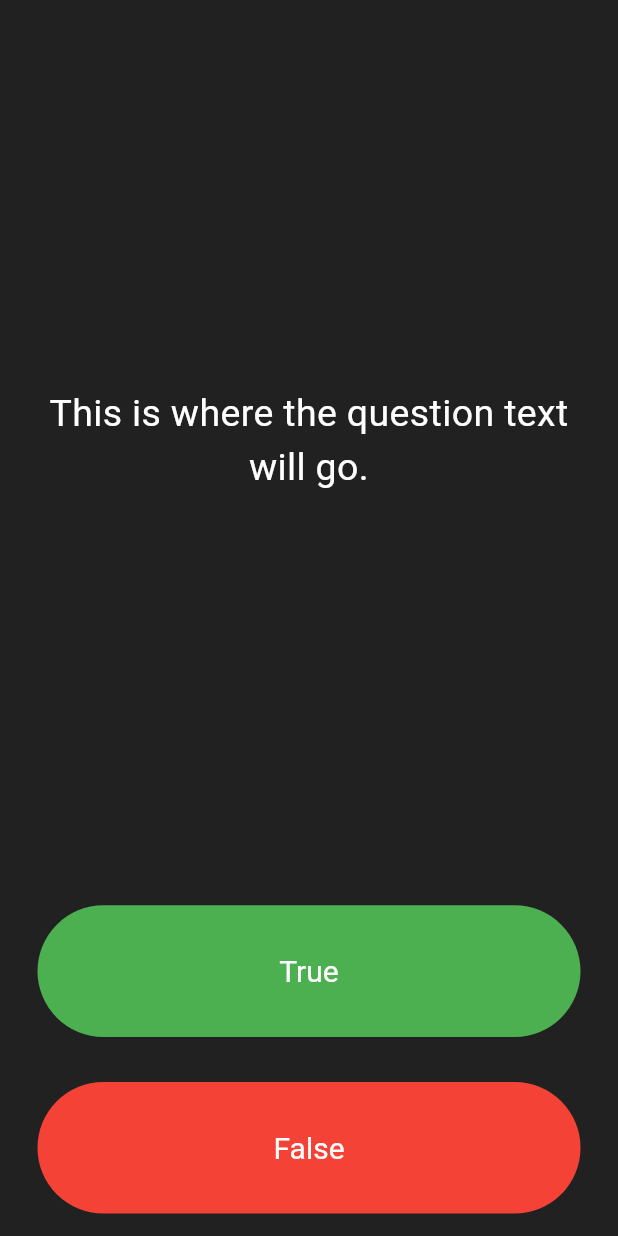
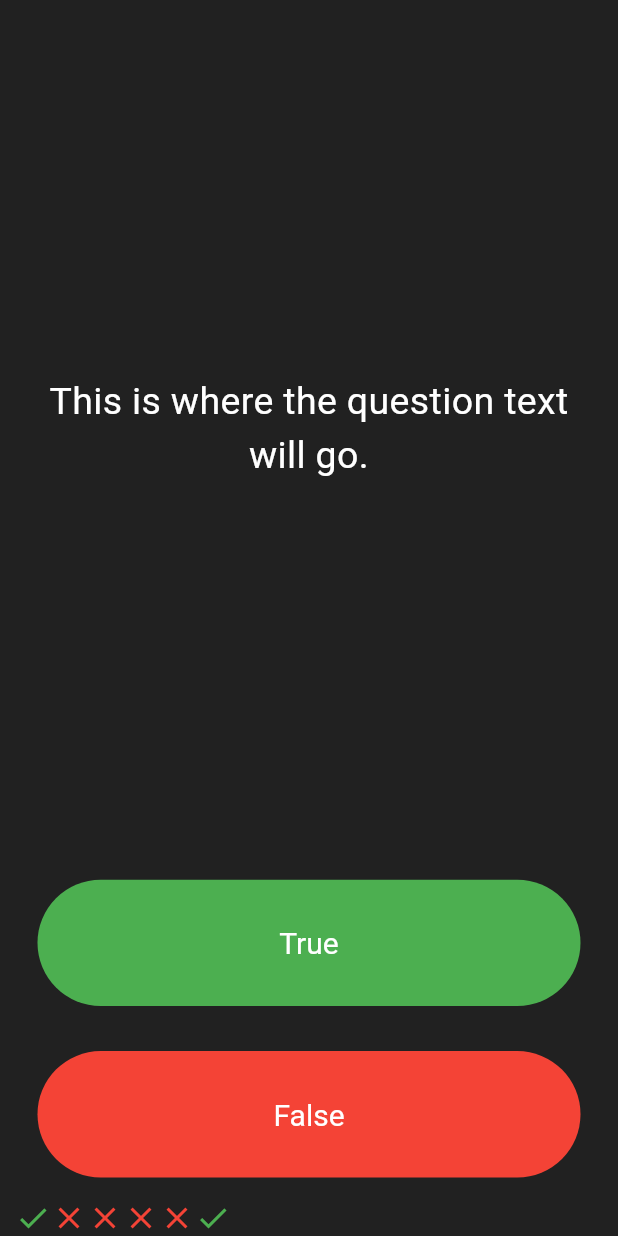
Before and after one commit to sky-hackeR/Quizzler, a Flutter app: the screen it shows after launch, after a tap on "True", on a phone screen of 412 x 824 dp. Run offline on Flutter 3.47's test engine with Material 3 defaults, Android fonts, the phone set to English and light mode, and no system bars.

Commit message:
True button implementation

```diff
--- a/lib/main.dart
+++ b/lib/main.dart
@@ -27,6 +27,29 @@ class QuizPage extends StatefulWidget {
   @override
   _QuizPageState createState() => _QuizPageState();
 }
+
+  List<Icon> scoreKeeper = [
+    Icon(
+      Icons.check,
+      color: Colors.green,
+    ),
+    Icon(
+      Icons.close,
+      color: Colors.red,
+    ),
+    Icon(
+      Icons.close,
+      color: Colors.red,
+    ),
+    Icon(
+      Icons.close,
+      color: Colors.red,
+    ),
+    Icon(
+      Icons.close,
+      color: Colors.red,
+    ),
+  ];
 
 class _QuizPageState extends State<QuizPage> {
   @override
@@ -65,6 +88,14 @@ class _QuizPageState extends State<QuizPage> {
               child: const Text('True'),
               onPressed: () {
                 // The user picked true.
+                setState(() {
+                  scoreKeeper.add(
+                    Icon(
+                      Icons.check,
+                      color: Colors.green,
+                    )
+                  );
+                });
               },
             ),
           ),
@@ -88,18 +119,9 @@ class _QuizPageState extends State<QuizPage> {
           ),
         ),
         // TODO: Add a Row here as your score keeper
-        // const Row(
-        //   children: <Widget>[
-        //     Icon(
-        //       Icons.check,
-        //       color: Colors.green,
-        //     ),
-        //     Icon(
-        //       Icons.close,
-        //       color: Colors.red,
-        //     )
-        //   ],
-        // )
+        Row(
+          children: scoreKeeper,
+        )
       ],
     );
   }
```
